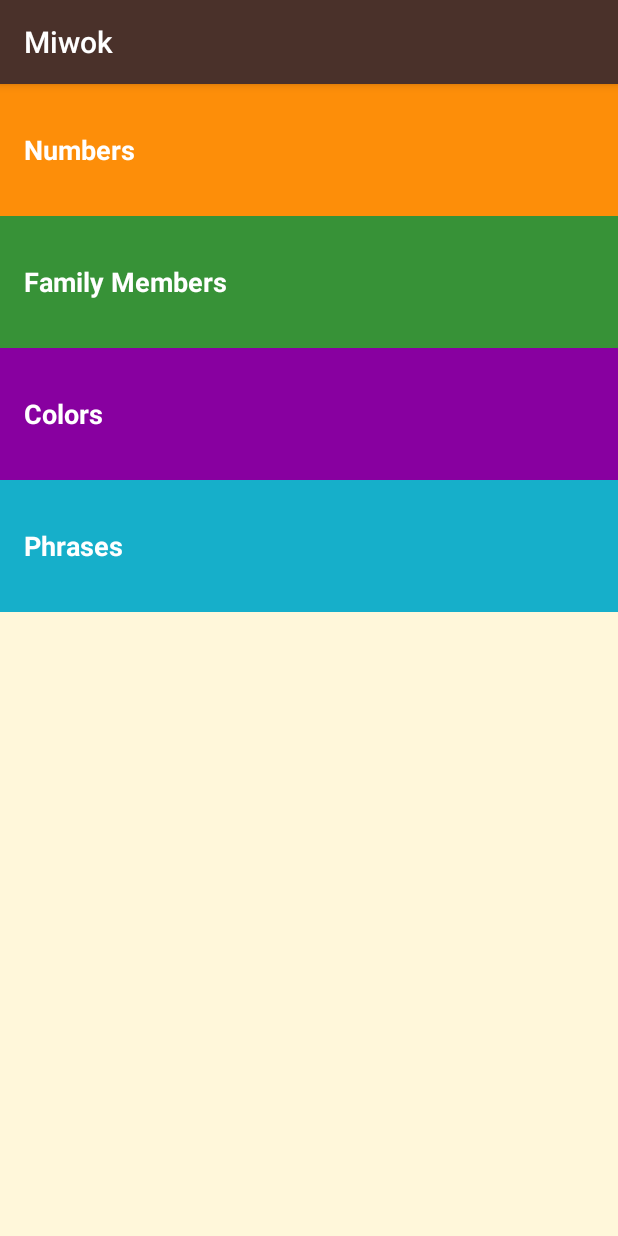
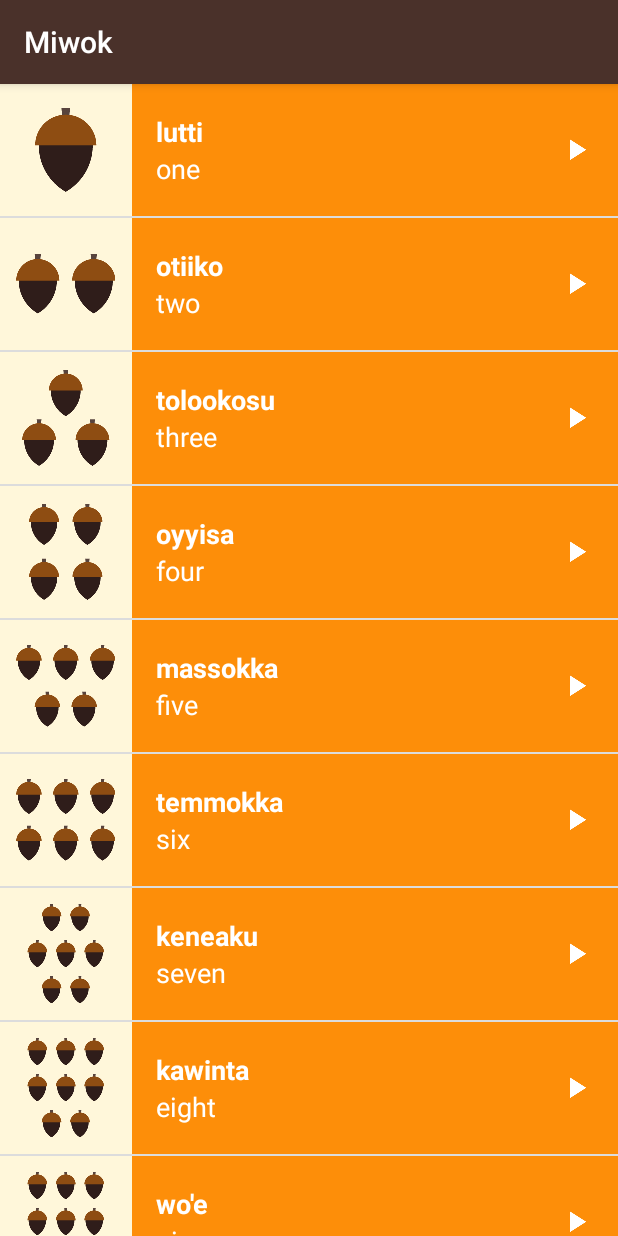
Before and after one commit to adussa3/Miwok, an Android app: the screen it shows after launch (MainActivity), on a phone screen of 412 x 824 dp. Run offline under Robolectric (Android 15) with nearby library versions, the phone set to English and light mode, and no system bars.

Commit message:
Added fragments so the screens can be swiped

```diff
--- a/app/src/main/AndroidManifest.xml
+++ b/app/src/main/AndroidManifest.xml
@@ -8,10 +8,6 @@
         android:label="@string/app_name"
         android:supportsRtl="true"
         android:theme="@style/AppTheme">
-        <activity android:name=".ColorsActivity" android:label="@string/category_colors"></activity>
-        <activity android:name=".FamilyActivity" android:label="@string/category_family"/>
-        <activity android:name=".PhrasesActivity" android:label="@string/category_phrases"/>
-        <activity android:name=".NumbersActivity" android:label="@string/category_numbers"/>
         <activity android:name=".MainActivity">
             <intent-filter>
                 <action android:name="android.intent.action.MAIN" />
--- /dev/null
+++ b/app/src/main/java/com/example/android/miwok/CategoryAdapter.java
@@ -0,0 +1,47 @@
+package com.example.android.miwok;
+
+import android.support.v4.app.Fragment;
+import android.support.v4.app.FragmentManager;
+import android.support.v4.app.FragmentPagerAdapter;
+
+/**
+ * {@link CategoryAdapter} is a {@link FragmentPagerAdapter} that can provide the layout for
+ * each list item based on a data source which is a list of {@link Word} objects.
+ */
+public class CategoryAdapter extends FragmentPagerAdapter {
+
+    /**
+     * Create a new {@link CategoryAdapter} object.
+     *
+     * @param fm is the fragment manager that will keep each fragment's state in the adapter
+     *           across swipes.
+     */
+    public CategoryAdapter(FragmentManager fm) {
+        super(fm);
+    }
+
+    /**
+     * Return the {@link Fragment} that should be displayed for the given page number.
+     */
+    @Override
+    public Fragment getItem(int position) {
+        switch (position) {
+            case 0:
+                return new NumbersFragment();
+            case 1:
+                return new FamilyFragment();
+            case 2:
+                return new ColorsFragment();
+            default:
+                return new PhrasesFragment();
+        }
+    }
+
+    /**
+     * Return the total number of pages.
+     */
+    @Override
+    public int getCount() {
+        return 4;
+    }
+}
--- a/app/src/main/java/com/example/android/miwok/ColorsActivity.java
+++ b/app/src/main/java/com/example/android/miwok/FamilyFragment.java
@@ -1,25 +1,35 @@
 package com.example.android.miwok;
+
 
 import android.content.Context;
 import android.media.AudioManager;
 import android.media.MediaPlayer;
-import android.support.v7.app.AppCompatActivity;
 import android.os.Bundle;
+import android.support.v4.app.Fragment;
+import android.view.LayoutInflater;
 import android.view.View;
+import android.view.ViewGroup;
 import android.widget.AdapterView;
 import android.widget.ListView;
-import android.widget.Toast;
+import android.widget.TextView;
 
 import java.util.ArrayList;
 import java.util.List;
 
-public class ColorsActivity extends AppCompatActivity {
+/**
+ * A simple {@link Fragment} subclass.
+ */
+public class FamilyFragment extends Fragment {
 
     /** Handles playback of all the sound files */
     private MediaPlayer mMediaPlayer;
 
     /** Handles audio focus when playing a sound file */
     private AudioManager mAudioManager;
+
+    public FamilyFragment() {
+        // Required empty public constructor
+    }
 
     /**
      * This listener gets triggered whenever the audio focus changes
@@ -68,36 +78,36 @@ public class ColorsActivity extends AppCompatActivity {
     };
 
     @Override
-    protected void onCreate(Bundle savedInstanceState) {
-        super.onCreate(savedInstanceState);
-        setContentView(R.layout.word_list);
+    public View onCreateView(LayoutInflater inflater, ViewGroup container, Bundle savedInstanceState) {
+        View rootView = inflater.inflate(R.layout.word_list, container, false);
 
         // Create and setup the {@link AudioManager} to request audio focus
-        mAudioManager = (AudioManager) getSystemService(Context.AUDIO_SERVICE);
+        mAudioManager = (AudioManager) getActivity().getSystemService(Context.AUDIO_SERVICE);
 
         // Create a list of Word objects
         List<Word> words = new ArrayList<>();
-        words.add(new Word(getResources().getString(R.string.red), "weṭeṭṭi", R.drawable.color_red, R.raw.color_red));
-        words.add(new Word(getResources().getString(R.string.mustard_yellow), "chiwiiṭә", R.drawable.color_mustard_yellow, R.raw.color_mustard_yellow));
-        words.add(new Word(getResources().getString(R.string.dusty_yellow), "ṭopiisә", R.drawable.color_dusty_yellow, R.raw.color_dusty_yellow));
-        words.add(new Word(getResources().getString(R.string.green), "chokokki", R.drawable.color_green, R.raw.color_green));
-        words.add(new Word(getResources().getString(R.string.brown), "ṭakaakki", R.drawable.color_brown, R.raw.color_brown));
-        words.add(new Word(getResources().getString(R.string.gray), "ṭopoppi", R.drawable.color_gray, R.raw.color_gray));
-        words.add(new Word(getResources().getString(R.string.black), "kululli", R.drawable.color_black, R.raw.color_black));
-        words.add(new Word(getResources().getString(R.string.white), "kelelli", R.drawable.color_white, R.raw.color_white));
-
+        words.add(new Word(getResources().getString(R.string.father), "әpә", R.drawable.family_father, R.raw.family_father));
+        words.add(new Word(getResources().getString(R.string.mother), "әṭa", R.drawable.family_mother, R.raw.family_mother));
+        words.add(new Word(getResources().getString(R.string.son), "angsi", R.drawable.family_son, R.raw.family_son));
+        words.add(new Word(getResources().getString(R.string.daughter), "tune", R.drawable.family_daughter,R.raw.family_daughter));
+        words.add(new Word(getResources().getString(R.string.older_brother), "taachi", R.drawable.family_older_brother, R.raw.family_older_brother));
+        words.add(new Word(getResources().getString(R.string.younger_brother), "chalitti", R.drawable.family_younger_brother, R.raw.family_younger_brother));
+        words.add(new Word(getResources().getString(R.string.older_sister), "teṭe", R.drawable.family_older_sister, R.raw.family_older_sister));
+        words.add(new Word(getResources().getString(R.string.younger_sister), "kolliti", R.drawable.family_younger_sister, R.raw.family_younger_sister));
+        words.add(new Word(getResources().getString(R.string.grandmother), "ama", R.drawable.family_grandmother, R.raw.family_grandmother));
+        words.add(new Word(getResources().getString(R.string.grandfather), "paapa", R.drawable.family_grandfather, R.raw.family_grandfather));
 
         // Create an {@link WordAdapter}, whose data source is a list of
         // {@link Word}s. The adapter knows how to create list item views for each item
         // in the list.
-        WordAdapter wordAdapter = new WordAdapter(this, words, R.color.category_colors);
+        WordAdapter wordAdapter = new WordAdapter(getActivity(), words, R.color.category_family);
 
         /**
          * Create an {@link ListView} object in the view hierarchy of the {@link Activity}.
          * There should be a {@link ListView} with the view ID called list, which is declared in
          * word_list layout file
          */
-        ListView listView = (ListView) findViewById(R.id.list);
+        ListView listView = (ListView) rootView.findViewById(R.id.list);
 
         /**
          * Make the {@list ListView} use the {@link WordAdapter} we created above, so that the
@@ -108,7 +118,7 @@ public class ColorsActivity extends AppCompatActivity {
         listView.setAdapter(wordAdapter);
 
         /**
-         * Set a click listener to play the audio when the list item is clicked on
+         * Set a click listener to play audio when the list item is clicked on
          */
         listView.setOnItemClickListener(new AdapterView.OnItemClickListener() {
             @Override
@@ -132,7 +142,7 @@ public class ColorsActivity extends AppCompatActivity {
 
                     // Create and setup the {@link MediaPlayer} for the audio resource associated
                     // with the current word
-                    mMediaPlayer = (MediaPlayer) MediaPlayer.create(ColorsActivity.this, currentWord.getAudioResourceId());
+                    mMediaPlayer = (MediaPlayer) MediaPlayer.create(getActivity(), currentWord.getAudioResourceId());
 
                     // Start the audio file
                     mMediaPlayer.start();
@@ -143,11 +153,16 @@ public class ColorsActivity extends AppCompatActivity {
                 }
             }
         });
+
+        return rootView;
     }
 
     @Override
-    protected void onStop() {
+    public void onStop() {
         super.onStop();
+
+        // When the activity is stopped, release the media player resources because we won't
+        // be playing anymore sounds.
         releaseMediaPlayer();
     }
 
--- a/app/src/main/java/com/example/android/miwok/MainActivity.java
+++ b/app/src/main/java/com/example/android/miwok/MainActivity.java
@@ -17,6 +17,7 @@ package com.example.android.miwok;
 
 import android.content.Intent;
 import android.os.Bundle;
+import android.support.v4.view.ViewPager;
 import android.support.v7.app.AppCompatActivity;
 import android.view.View;
 import android.widget.TextView;
@@ -30,67 +31,13 @@ public class MainActivity extends AppCompatActivity {
         // Set the content of the activity to use the activity_main.xml layout file
         setContentView(R.layout.activity_main);
 
-        // Find the view for each category
-        TextView numbers = (TextView) findViewById(R.id.numbers);
-        TextView family = (TextView) findViewById(R.id.family);
-        TextView colors = (TextView) findViewById(R.id.colors);
-        TextView phrases = (TextView) findViewById(R.id.phrases);
+        // Find the view pager that will allow the user swipe between fragments
+        ViewPager viewPager = (ViewPager) findViewById(R.id.view_pager);
 
-        // Set clickListener on that for each respective View
-        numbers.setOnClickListener(new View.OnClickListener() {
-            @Override
-            public void onClick(View view) {
-                // Create a new intent to open the {@link NumbersActivity}
-                Intent intent = new Intent(MainActivity.this, NumbersActivity.class);
-                startActivity(intent);
-            }
-        });
+        // Create an adapter that knows which fragment
+        CategoryAdapter adapter = new CategoryAdapter(getSupportFragmentManager());
 
-        family.setOnClickListener(new View.OnClickListener() {
-            @Override
-            public void onClick(View view) {
-                // Create a new intent to open the {@link FamilyActivity}
-                Intent intent = new Intent(MainActivity.this, FamilyActivity.class);
-                startActivity(intent);
-            }
-        });
-
-        colors.setOnClickListener(new View.OnClickListener() {
-            @Override
-            public void onClick(View view) {
-                // Create a new intent to open the {@link ColorsActivity}
-                Intent intent = new Intent(MainActivity.this, ColorsActivity.class);
-                startActivity(intent);
-            }
-        });
-
-        phrases.setOnClickListener(new View.OnClickListener() {
-            @Override
-            public void onClick(View view) {
-                // Create a new intent to open the {@link PhrasesActivity}
-                Intent intent = new Intent(MainActivity.this, PhrasesActivity.class);
-                startActivity(intent);
-            }
-        });
-    }
-
-    public void openNumbers(View view) {
-        Intent intent = new Intent(this, NumbersActivity.class);
-        startActivity(intent);
-    }
-
-    public void openFamilyList(View view) {
-        Intent intent = new Intent(this, FamilyActivity.class);
-        startActivity(intent);
-    }
-
-    public void openColorsList(View view) {
-        Intent intent = new Intent(this, ColorsActivity.class);
-        startActivity(intent);
-    }
-
-    public void openPhrasesList(View view) {
-        Intent intent = new Intent(this, PhrasesActivity.class);
-        startActivity(intent);
+        // Set the adapter onto the view pager.
+        viewPager.setAdapter(adapter);
     }
 }
--- a/app/src/main/java/com/example/android/miwok/NumbersActivity.java
+++ b/app/src/main/java/com/example/android/miwok/NumbersFragment.java
@@ -1,24 +1,35 @@
 package com.example.android.miwok;
+
 
 import android.content.Context;
 import android.media.AudioManager;
 import android.media.MediaPlayer;
-import android.support.v7.app.AppCompatActivity;
 import android.os.Bundle;
+import android.support.v4.app.Fragment;
+import android.view.LayoutInflater;
 import android.view.View;
+import android.view.ViewGroup;
 import android.widget.AdapterView;
 import android.widget.ListView;
+import android.widget.TextView;
 
 import java.util.ArrayList;
 import java.util.List;
 
-public class NumbersActivity extends AppCompatActivity {
+/**
+ * A simple {@link Fragment} subclass.
+ */
+public class NumbersFragment extends Fragment {
 
     /** Handles playback of all the sound files */
     private MediaPlayer mMediaPlayer;
 
     /** Handles audio focus when playing a sound file */
     private AudioManager mAudioManager;
+
+    public NumbersFragment() {
+        // Required empty public constructor
+    }
 
     /**
      * This listener gets triggered whenever the audio focus changes
@@ -67,12 +78,11 @@ public class NumbersActivity extends AppCompatActivity {
     };
 
     @Override
-    protected void onCreate(Bundle savedInstanceState) {
-        super.onCreate(savedInstanceState);
-        setContentView(R.layout.word_list);
+    public View onCreateView(LayoutInflater inflater, ViewGroup container, Bundle savedInstanceState) {
+        View rootView = inflater.inflate(R.layout.word_list, container, false);
 
         // Create and setup the {@link AudioManager} to request audio focus
-        mAudioManager = (AudioManager) getSystemService(Context.AUDIO_SERVICE);
+        mAudioManager = (AudioManager) getActivity().getSystemService(Context.AUDIO_SERVICE);
 
         // Create a list of Word objects
         List<Word> words = new ArrayList<>();
@@ -90,12 +100,12 @@ public class NumbersActivity extends AppCompatActivity {
         // Create an {@link WordAdapter}, whose data source is a list of
         // {@link Word}s. The adapter knows how to create list item views for each item
         // in the list.
-        WordAdapter wordAdapter = new WordAdapter(this, words, R.color.category_numbers);
+        WordAdapter wordAdapter = new WordAdapter(getActivity(), words, R.color.category_numbers);
 
         // Create an {@link ListView} object in the view hierarchy of the {@link Activity}.
         // There should be a {@link ListView} with the view ID called list, which is declared in
         // word_list layout file
-        ListView listView = (ListView) findViewById(R.id.list);
+        ListView listView = (ListView) rootView.findViewById(R.id.list);
 
         // Make the {@list ListView} use the {@link WordAdapter} we created above, so that the
         // {@link ListView} will display list items for each word in the list of words.
@@ -127,7 +137,7 @@ public class NumbersActivity extends AppCompatActivity {
 
                     // Create and setup the {@link MediaPlayer} for the audio resource associated
                     // with the current word
-                    mMediaPlayer = (MediaPlayer) MediaPlayer.create(NumbersActivity.this, currentWord.getAudioResourceId());
+                    mMediaPlayer = (MediaPlayer) MediaPlayer.create(getActivity(), currentWord.getAudioResourceId());
 
                     // Start the audio file
                     mMediaPlayer.start();
@@ -138,11 +148,16 @@ public class NumbersActivity extends AppCompatActivity {
                 }
             }
         });
+
+        return rootView;
     }
 
     @Override
-    protected void onStop() {
+    public void onStop() {
         super.onStop();
+
+        // When the activity is stopped, release the media player resources because we won't
+        // be playing anymore sounds.
         releaseMediaPlayer();
     }
 
--- a/app/src/main/res/layout/activity_main.xml
+++ b/app/src/main/res/layout/activity_main.xml
@@ -17,55 +17,12 @@
     xmlns:tools="http://schemas.android.com/tools"
     android:layout_width="match_parent"
     android:layout_height="match_parent"
-    android:background="@color/tan_background"
     android:orientation="vertical"
     tools:context="com.example.android.miwok.MainActivity">
 
-    <!-- Numbers category -->
-    <FrameLayout
+
+    <android.support.v4.view.ViewPager
+        android:id="@+id/view_pager"
         android:layout_width="match_parent"
-        android:layout_height="wrap_content"
-        android:background="@color/category_numbers">
-        <TextView
-            android:id="@+id/numbers"
-            style="@style/CategoryStyle"
-            android:background="?android:attr/selectableItemBackground"
-            android:text="@string/category_numbers" />
-    </FrameLayout>
-
-    <!-- Family category -->
-    <FrameLayout
-        android:layout_width="match_parent"
-        android:layout_height="wrap_content"
-        android:background="@color/category_family">
-        <TextView
-            android:id="@+id/family"
-            style="@style/CategoryStyle"
-            android:background="?android:attr/selectableItemBackground"
-            android:text="@string/category_family" />
-    </FrameLayout>
-
-    <!-- Colors category -->
-    <FrameLayout
-        android:layout_width="match_parent"
-        android:layout_height="wrap_content"
-        android:background="@color/category_colors">
-        <TextView
-            android:id="@+id/colors"
-            style="@style/CategoryStyle"
-            android:background="?android:attr/selectableItemBackground"
-            android:text="@string/category_colors" />
-    </FrameLayout>
-
-    <!-- Phrases category -->
-    <FrameLayout
-        android:layout_width="match_parent"
-        android:layout_height="wrap_content"
-        android:background="@color/category_phrases">
-        <TextView
-            android:id="@+id/phrases"
-            style="@style/CategoryStyle"
-            android:background="?android:attr/selectableItemBackground"
-            android:text="@string/category_phrases" />
-    </FrameLayout>
+        android:layout_height="match_parent" />
 </LinearLayout>
--- a/app/src/main/res/values/strings.xml
+++ b/app/src/main/res/values/strings.xml
@@ -70,4 +70,7 @@
     <string name="grandmother">grandmother</string>
     <string name="grandfather">grandfather</string>
 
+    <!-- TODO: Remove or change this placeholder text -->
+    <string name="hello_blank_fragment">Hello blank fragment</string>
+
 </resources>
```
Also changed, not shown: app/src/main/java/com/example/android/miwok/ColorsFragment.java (renamed from app/src/main/java/com/example/android/miwok/PhrasesActivity.java, +34 -22 lines), app/src/main/java/com/example/android/miwok/PhrasesFragment.java (renamed from app/src/main/java/com/example/android/miwok/FamilyActivity.java, +35 -24 lines). Lines whose indentation alone changed are shown as unchanged.
